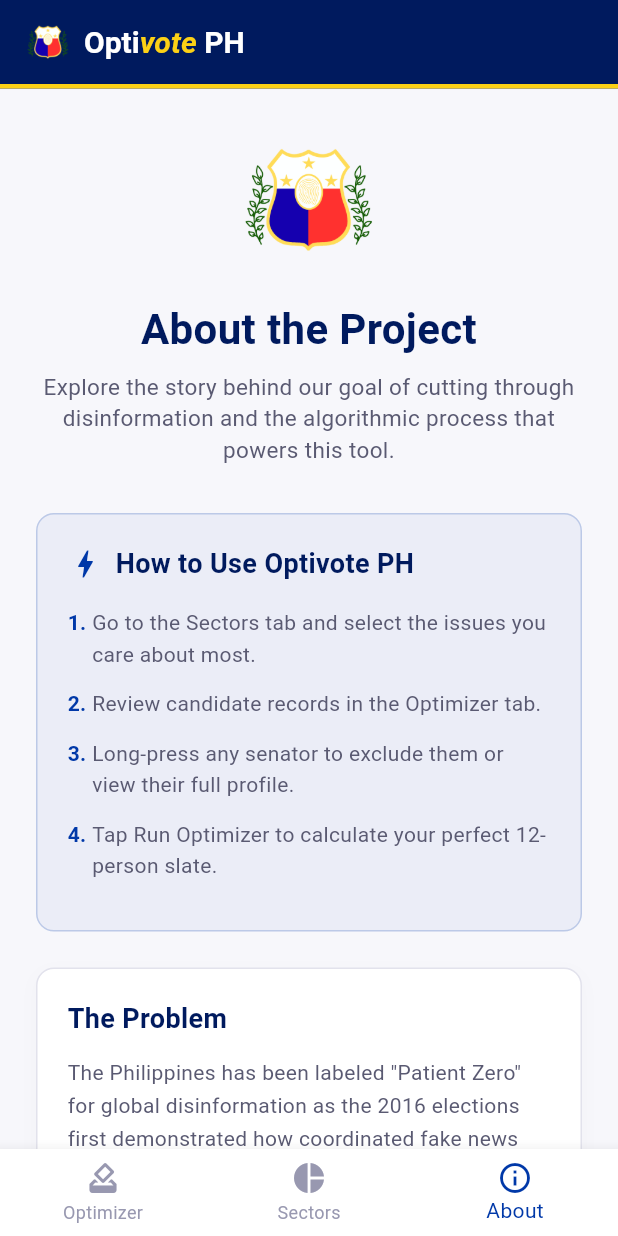
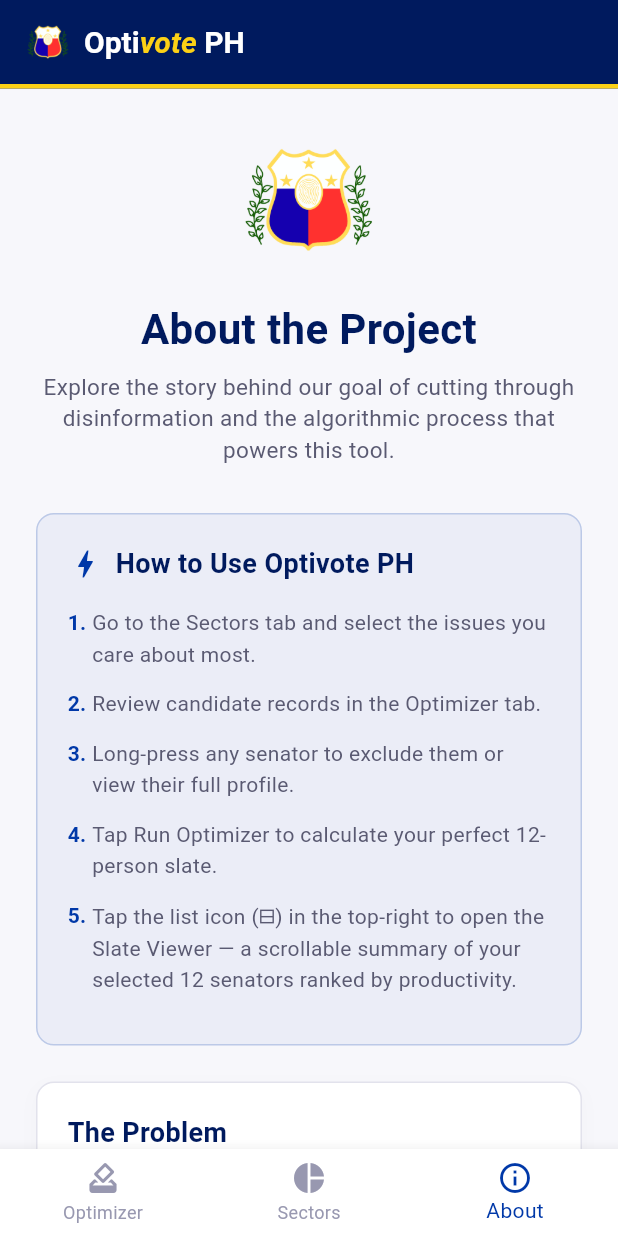
Before and after one commit to Romar-jpg/optivote_ph_mobile_prototype, a Flutter app: the screen it shows after launch, item 3 of the bottom bar chosen, on a phone screen of 412 x 824 dp. Run offline on Flutter 3.47's test engine with Material 3 defaults, Android fonts, the phone set to English and light mode, and no system bars; our stand-ins replace csv.

Commit message:
update about tab (forda added feature of 12 slate always)

```diff
--- a/lib/main.dart
+++ b/lib/main.dart
@@ -1191,7 +1191,7 @@
 
           _buildAboutCard(
             "The Process & Algorithm",
-            "How does Optivote PH turn raw data into an optimized slate? There are four primary steps in calculating the best combination of senators based on their records and your chosen priorities.",
+            "How does Optivote PH turn raw data into an optimized slate? There are five primary steps in calculating the best combination of senators based on their records and your chosen priorities.",
             extra: Column(
               crossAxisAlignment: CrossAxisAlignment.start,
               children: [
@@ -1202,15 +1202,19 @@
                 ),
                 _buildAlgorithmStep(
                   "2",
-                  "Using those filtered metrics, it applies the Branch and Bound Approach to the 0/1 Knapsack Problem. It finds the best possible group of twelve that stays under the inefficiency limit.",
+                  "Using those filtered metrics, it applies the Branch and Bound Approach to the 0/1 Knapsack Problem. It finds the best possible group of twelve that stays under the inefficiency limit of 9.0.",
                 ),
                 _buildAlgorithmStep(
                   "3",
-                  "Once the most optimal 12-person slate is found, the tool applies Shaker Sort to rank the winners from highest to lowest legislative value in your chosen category.",
+                  "If the strict weight cap prevents a full 12-person slate, the optimizer automatically runs a second unconstrained pass to identify the best remaining candidates needed to complete the 12 slots. These \"recommended\" picks are highlighted with a gold border to distinguish them from the purely optimal picks.",
                 ),
                 _buildAlgorithmStep(
                   "4",
-                  "The tool presents your ranked Top 12 list, providing a verifiable, merit-based cheat sheet for your ballot.",
+                  "Once the slate is assembled, the tool applies Shaker Sort to rank the winners from highest to lowest legislative value in your chosen category.",
+                ),
+                _buildAlgorithmStep(
+                  "5",
+                  "The tool presents your ranked Top 12 list as a verifiable, merit-based cheat sheet. Tap the list icon in the top-right to open the Slate Viewer for a clean, scrollable summary of your chosen senators.",
                 ),
               ],
             ),
@@ -1218,7 +1222,7 @@
 
           _buildAboutCard(
             "Scope & Limitations",
-            "Optivote PH focuses on creating an optimized Top 12 senatorial list by looking strictly at how effective candidates are at passing laws. Each candidate is assigned a value based on their legislative efficiency ratio. By treating the twelve available ballot slots like a backpack with a limited capacity (the Knapsack Problem), the tool mathematically picks the group of senators that offers the highest combined success rate.\n\nHowever, there are a few limitations to keep in mind. First, the tool only works for incumbent or returning senators as it requires historical data from the official Senate database. New candidates will not have a record. Second, it is strictly data-driven and ignores subjective factors like social media popularity, public approval ratings, or a candidate's celebrity status. Finally, the system focuses on legislative output and bill success rates rather than the quality or political ideology of the laws themselves.",
+            "Optivote PH focuses on creating an optimized Top 12 senatorial list by looking strictly at how effective candidates are at passing laws. Each candidate is assigned a value based on their legislative efficiency ratio. By treating the twelve available ballot slots like a backpack with a limited capacity (the Knapsack Problem), the tool mathematically picks the group of senators that offers the highest combined success rate.\n\nWhen the strict 9.0 inefficiency weight cap prevents a fully optimal 12-person slate, the tool automatically completes the list using a secondary unconstrained optimization pass. Candidates added this way are clearly marked with a gold border, signaling they are strong recommendations who fall just outside the hard constraint — giving voters a complete, usable ballot every time.\n\nHowever, there are a few limitations to keep in mind. First, the tool only works for incumbent or returning senators as it requires historical data from the official Senate database. New candidates will not have a record. Second, it is strictly data-driven and ignores subjective factors like social media popularity, public approval ratings, or a candidate's celebrity status. Finally, the system focuses on legislative output and bill success rates rather than the quality or political ideology of the laws themselves.",
           ),
 
           _buildAboutCard(
@@ -1310,6 +1314,10 @@
           _buildAlgorithmStep(
             "4",
             "Tap Run Optimizer to calculate your perfect 12-person slate.",
+          ),
+          _buildAlgorithmStep(
+            "5",
+            "Tap the list icon (⊟) in the top-right to open the Slate Viewer — a scrollable summary of your selected 12 senators ranked by productivity.",
           ),
         ],
       ),
```
